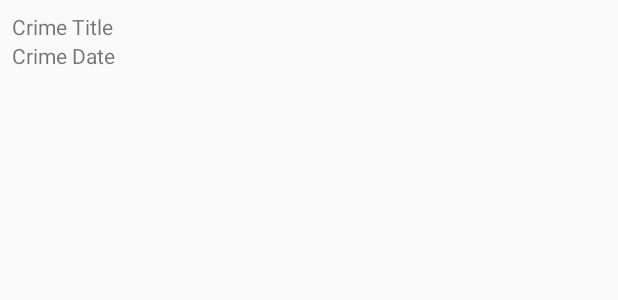
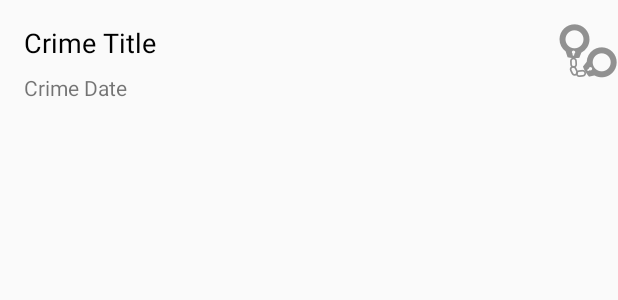
Before and after one commit to prateekarora090/CriminalIntent, an Android app: the layout list_item_crime.xml on its own in the app's theme, with its tools: preview values and no code run, on a phone screen of 412 x 824 dp. Shown: the top 300 px of the screen. Run offline under Robolectric (Android 15) with nearby library versions, the phone set to English and light mode, and no system bars.

Commit message:
changes for chapter 9

```diff
--- a/app/src/main/java/com/example/criminalintent/CrimeListFragment.java
+++ b/app/src/main/java/com/example/criminalintent/CrimeListFragment.java
@@ -4,6 +4,7 @@ import android.os.Bundle;
 import android.view.LayoutInflater;
 import android.view.View;
 import android.view.ViewGroup;
+import android.widget.ImageView;
 import android.widget.TextView;
 import android.widget.Toast;
 
@@ -70,6 +71,7 @@ public class CrimeListFragment extends Fragment {
 
         private TextView mTitleTextView;
         private TextView mDateTextView;
+        private ImageView mSolvedImageView;
 
         private Crime mCrime;
 
@@ -80,12 +82,14 @@ public class CrimeListFragment extends Fragment {
 
             mTitleTextView = (TextView) itemView.findViewById(R.id.crime_title);
             mDateTextView = (TextView) itemView.findViewById(R.id.crime_date);
+            mSolvedImageView = (ImageView) itemView.findViewById(R.id.crime_solved);
         }
 
         public void bind(Crime crime) {
             mCrime = crime;
             mTitleTextView.setText(mCrime.getTitle());
             mDateTextView.setText(mCrime.getDate().toString());
+            mSolvedImageView.setVisibility(mCrime.isSolved() ? View.VISIBLE: View.GONE);
         }
 
         @Override
--- a/app/src/main/res/layout/list_item_crime.xml
+++ b/app/src/main/res/layout/list_item_crime.xml
@@ -1,21 +1,49 @@
 <?xml version="1.0" encoding="utf-8"?>
-<LinearLayout
-    xmlns:android="http://schemas.android.com/apk/res/android"
+<androidx.constraintlayout.widget.ConstraintLayout xmlns:android="http://schemas.android.com/apk/res/android"
+    xmlns:app="http://schemas.android.com/apk/res-auto"
+    xmlns:tools="http://schemas.android.com/tools"
+    android:id="@+id/linearLayout"
     android:layout_width="match_parent"
-    android:layout_height="wrap_content"
-    android:orientation="vertical"
-    android:padding="8dp">
+    android:layout_height="wrap_content">
 
     <TextView
         android:id="@+id/crime_title"
-        android:layout_width="match_parent"
+        android:layout_width="0dp"
         android:layout_height="wrap_content"
-        android:text="Crime Title" />
+        android:layout_marginStart="16dp"
+        android:layout_marginLeft="16dp"
+        android:layout_marginTop="16dp"
+        android:layout_marginEnd="8dp"
+        android:layout_marginRight="8dp"
+        android:text="Crime Title"
+        android:textColor="@android:color/black"
+        android:textSize="18sp"
+        app:layout_constraintEnd_toStartOf="@+id/crime_solved"
+        app:layout_constraintHorizontal_bias="0.0"
+        app:layout_constraintStart_toStartOf="parent"
+        app:layout_constraintTop_toTopOf="parent" />
 
     <TextView
         android:id="@+id/crime_date"
-        android:layout_width="match_parent"
+        android:layout_width="0dp"
         android:layout_height="wrap_content"
-        android:text="Crime Date" />
+        android:layout_marginStart="16dp"
+        android:layout_marginLeft="16dp"
+        android:layout_marginTop="8dp"
+        android:layout_marginEnd="8dp"
+        android:layout_marginRight="8dp"
+        android:text="Crime Date"
+        app:layout_constraintEnd_toStartOf="@+id/crime_solved"
+        app:layout_constraintStart_toStartOf="parent"
+        app:layout_constraintTop_toBottomOf="@+id/crime_title" />
 
-</LinearLayout>
+    <ImageView
+        android:id="@+id/crime_solved"
+        android:layout_width="wrap_content"
+        android:layout_height="wrap_content"
+        app:layout_constraintBottom_toBottomOf="parent"
+        app:layout_constraintEnd_toEndOf="parent"
+        app:layout_constraintTop_toTopOf="parent"
+        app:srcCompat="@drawable/ic_solved" />
+
+</androidx.constraintlayout.widget.ConstraintLayout>
```
Also changed, not shown: app/src/main/res/drawable-hdpi/ic_solved.png (added), app/src/main/res/drawable-mdpi/ic_solved.png (added), app/src/main/res/drawable-xhdpi/ic_solved.png (added), app/src/main/res/drawable-xxhdpi/ic_solved.png (added), app/src/main/res/drawable-xxxhdpi/ic_solved.png (added).
